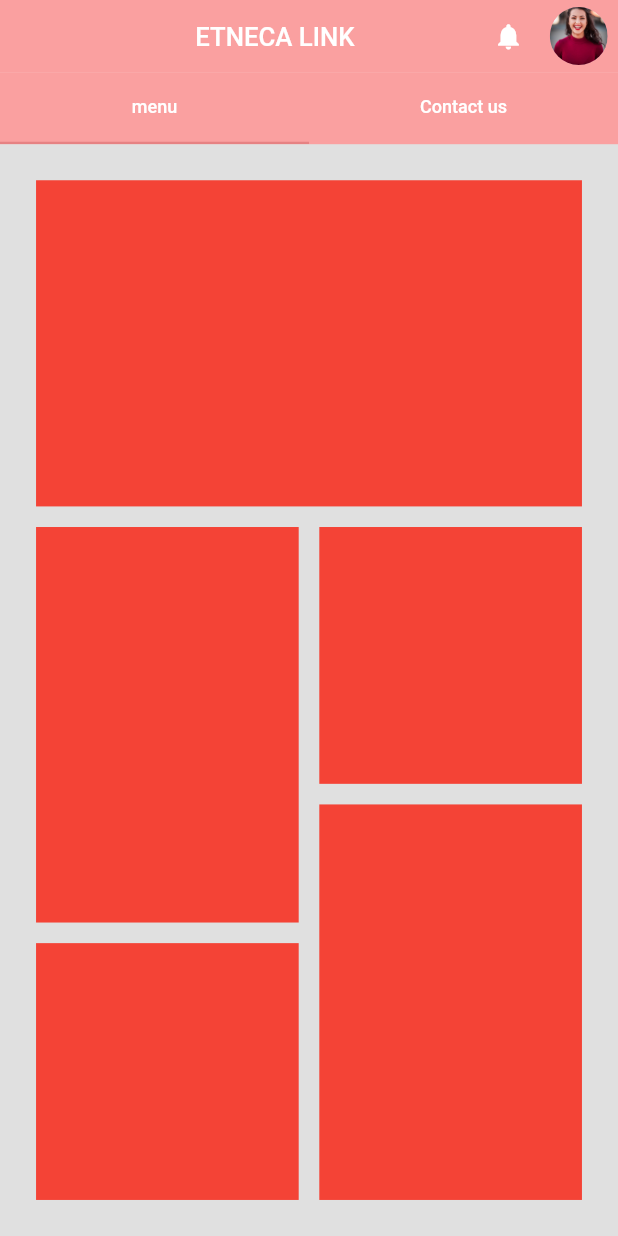
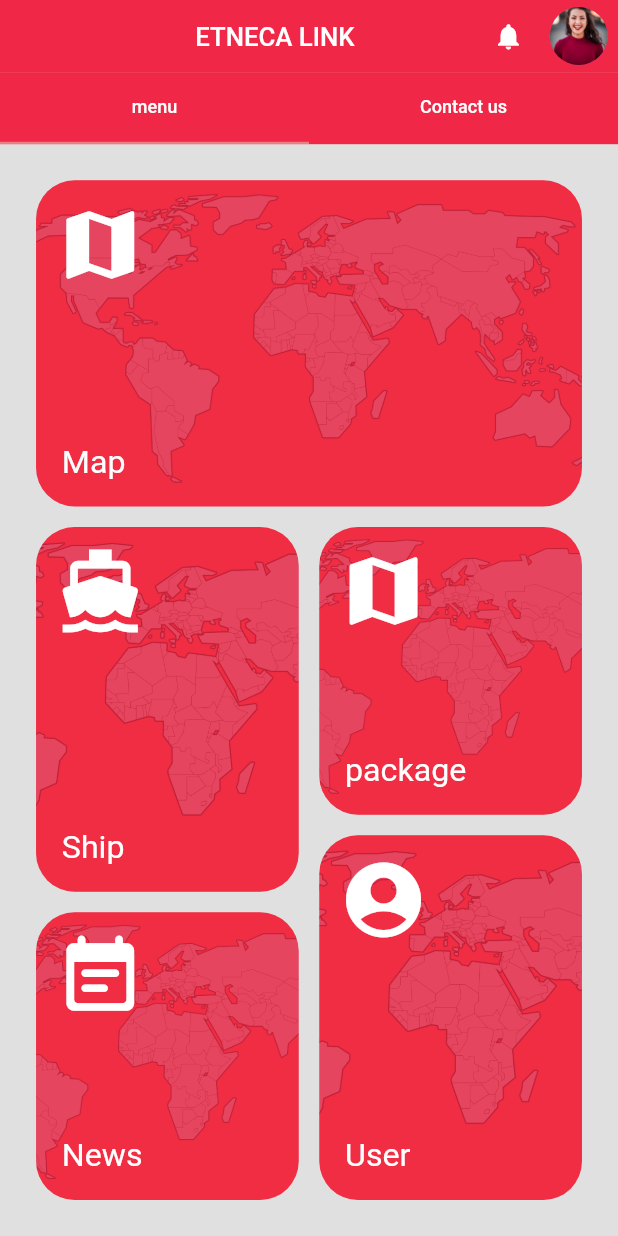
Before and after one commit to etnecadev/etneca-link, a Flutter app: the screen it shows after launch, on a phone screen of 412 x 824 dp. Run offline on Flutter 3.47's test engine with Material 2 defaults, Android fonts, the phone set to English and light mode, and no system bars; drawn by our look-alikes of contained_tab_bar_view; our stand-ins replace adaptive_theme, carousel_slider, dot_navigation_bar, expandable, flutter_staggered_animations, font_awesome_flutter and 1 more.

Commit message:
menu page

```diff
--- a/lib/src/page/menuPage.dart
+++ b/lib/src/page/menuPage.dart
@@ -1,5 +1,6 @@
 import 'package:contained_tab_bar_view/contained_tab_bar_view.dart';
 import 'package:flutter/material.dart';
+import 'package:flutter_project_template/src/page/index.dart';
 import 'package:flutter_project_template/src/utils/index.dart';
 
 class MenuPage extends StatelessWidget {
@@ -62,12 +63,10 @@ class MenuPage extends StatelessWidget {
               padding: EdgeInsets.all(20),
               child: Column(
                 children: [
-                  Expanded(flex: 1,
-                      child: Container(
-                          margin: EdgeInsets.all(8),
-                          color: Colors.red,
-                          width: double.infinity,
-                          )),
+                  Expanded(
+                      flex: 1,
+                      child: _submenu(context, "assets/images/bgmap.png",
+                          Icons.map, "Map", "/map")),
                   Expanded(
                       flex: 2,
                       child: Row(
@@ -75,16 +74,44 @@ class MenuPage extends StatelessWidget {
                           Expanded(
                             child: Column(
                               children: [
-                            Expanded(flex: 3, child: _submenu()),
-                            Expanded(flex: 2, child: _submenu())
+                                Expanded(
+                                    flex: 5,
+                                    child: _submenu(
+                                        context,
+                                        "assets/images/bgmap.png",
+                                        Icons.directions_boat,
+                                        "Ship",
+                                        "/map")),
+                                Expanded(
+                                    flex: 4,
+                                    child: _submenu(
+                                        context,
+                                        "assets/images/bgmap.png",
+                                        Icons.event_note_rounded,
+                                        "News",
+                                        "/map"))
                               ],
                             ),
                           ),
                           Expanded(
                             child: Column(
                               children: [
-                            Expanded(flex: 2, child: _submenu()),
-                            Expanded(flex: 3, child: _submenu())
+                                Expanded(
+                                    flex: 4,
+                                    child: _submenu(
+                                        context,
+                                        "assets/images/bgmap.png",
+                                        Icons.map,
+                                        "package",
+                                        "/map")),
+                                Expanded(
+                                    flex: 5,
+                                    child: _submenu(
+                                        context,
+                                        "assets/images/bgmap.png",
+                                        Icons.account_circle_rounded,
+                                        "User",
+                                        "/user"))
                               ],
                             ),
                           )
@@ -102,10 +129,38 @@ class MenuPage extends StatelessWidget {
   }
 }
 
-_submenu() {
-  return Container(
+_submenu(context, image, icon, title, route) {
+  return GestureDetector(
+    onTap: () {
+      Navigator.pushNamed(context, route);
+    },
+    child: Container(
+      padding: EdgeInsets.all(15),
       margin: EdgeInsets.all(8),
-      color: Colors.red,
+      decoration: BoxDecoration(
+          image: DecorationImage(
+              image: AssetImage(image),
+              fit: BoxFit.cover,
+              colorFilter: ColorFilter.mode(
+                  Colors.red.withOpacity(0.2), BlendMode.dstATop)),
+          borderRadius: BorderRadius.circular(30),
+          color: AppTheme.light.primaryColor),
       width: double.infinity,
-      height: double.infinity);
+      height: double.infinity,
+      child: Column(
+        mainAxisAlignment: MainAxisAlignment.spaceBetween,
+        crossAxisAlignment: CrossAxisAlignment.start,
+        children: [
+          Icon(icon, size: 70, color: Colors.white),
+          Container(
+            margin: EdgeInsets.only(left: 5, bottom: 5),
+            child: Text(
+              title,
+              style: TextStyle(fontSize: 25, color: Colors.white),
+            ),
+          )
+        ],
+      ),
+    ),
+  );
 }
--- a/lib/src/utils/constants.dart
+++ b/lib/src/utils/constants.dart
@@ -1,8 +1,8 @@
 class Constants {
   static const String FIRST_ROUTE = "/main";
-  static const String MAIN_ROUTE = "/map";
+  static const String MAP_ROUTE = "/map";
   static const String SECOND_ROUTE = "/second";
   static const String NOTIANDNEWS_ROUTE = "/notiandnew";
-  static const String SETTING_ROUTE = "/settings";
+  static const String USER_ROUTE = "/user";
   static const String LAUNCHER_ROUTE = "/launcher";
 }
--- a/lib/src/utils/theme_app.dart
+++ b/lib/src/utils/theme_app.dart
@@ -23,7 +23,7 @@ class AppTheme {
   static const Color _iconColorWhite = Colors.white;
 
   //  main color
-  static const Color _primaryColor = Color.fromRGBO(250, 160, 160, 1);
+  static const Color _primaryColor = Color.fromRGBO(240	,39	,70	, 1);
   static const Color _accentColor = Color.fromRGBO(230, 130, 131, 1);
   static const Color _shadeColor = Color(0xFF454F59);
   static const Color _shadowColor = Color.fromRGBO(210, 100, 102, 0.5);
```
Also changed, not shown: assets/images/bgmap.png (added), pubspec.lock. Lines whose indentation alone changed are shown as unchanged.
